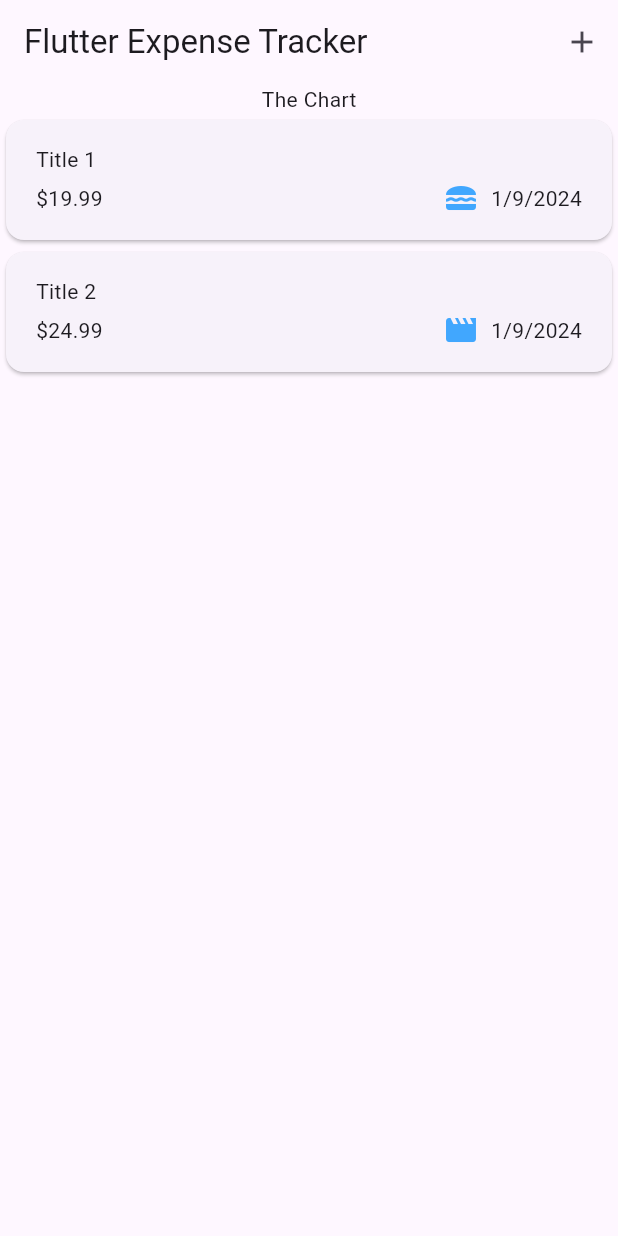
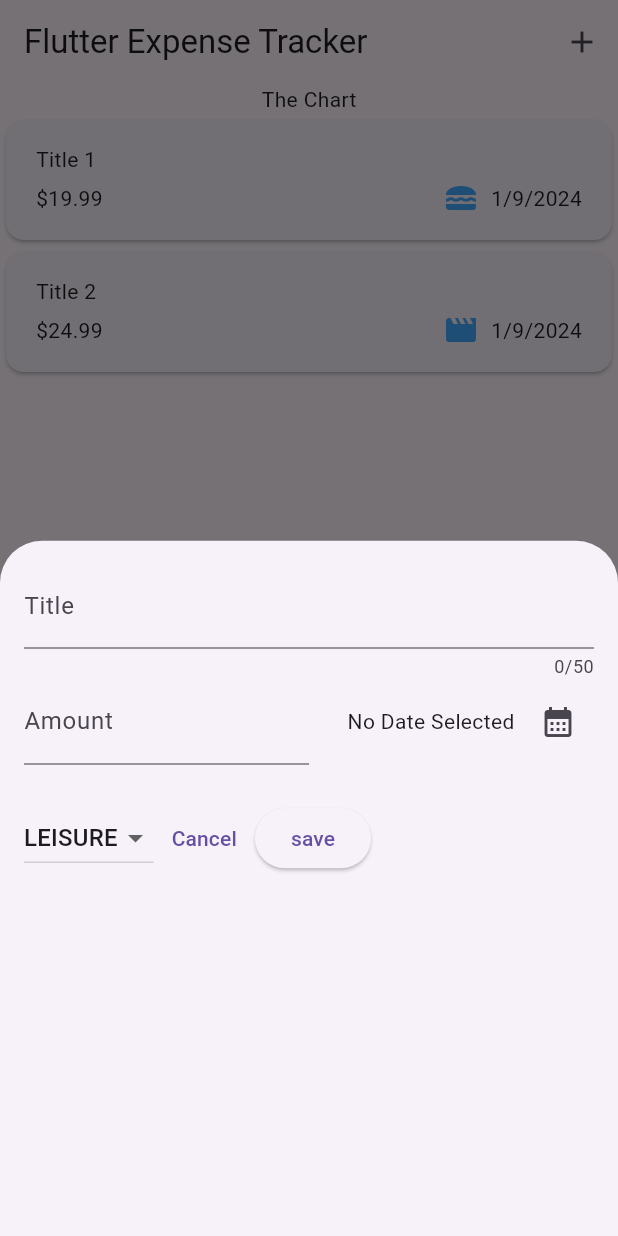
Before and after one commit to moharoon11/flutter_expense_tracker, a Flutter app: the screen it shows after launch, after a tap on the "add" icon, on a phone screen of 412 x 824 dp. Run offline on Flutter 3.47's test engine with Material 3 defaults, Android fonts, the phone set to English and light mode, and no system bars.

Commit message:
creating new expense

```diff
--- a/lib/expenses.dart
+++ b/lib/expenses.dart
@@ -1,10 +1,16 @@
 import 'package:expense_tracker/expense_list.dart';
+import 'package:expense_tracker/new_expense.dart';
 import 'package:flutter/material.dart';
 import 'package:expense_tracker/model/expense.dart';
 
-class Expenses extends StatelessWidget {
-  Expenses({super.key});
+class Expenses extends StatefulWidget {
+  const Expenses({super.key});
 
+  @override
+  State<Expenses> createState() => _ExpensesState();
+}
+
+class _ExpensesState extends State<Expenses> {
   final List<Expense> _registeredExpenses = [
     Expense(
       title: 'Title 1',
@@ -20,6 +26,13 @@ class Expenses extends StatelessWidget {
     )
   ];
 
+  _openAddExpenseOverlay() {
+    showModalBottomSheet(
+      context: context,
+      builder: (ctx) => const NewExpense(),
+    );
+  }
+
   @override
   Widget build(BuildContext context) {
     return Scaffold(
@@ -28,7 +41,7 @@ class Expenses extends StatelessWidget {
         actions: [
           IconButton(
             icon: const Icon(Icons.add),
-            onPressed: () {},
+            onPressed: _openAddExpenseOverlay,
           ),
         ],
       ),
--- /dev/null
+++ b/lib/new_expense.dart
@@ -0,0 +1,136 @@
+import 'package:expense_tracker/model/expense.dart';
+import 'package:flutter/material.dart';
+
+class NewExpense extends StatefulWidget {
+  const NewExpense({super.key});
+
+  @override
+  State<NewExpense> createState() => _NewExpenseState();
+}
+
+class _NewExpenseState extends State<NewExpense> {
+  final titleController = TextEditingController();
+  final amountController = TextEditingController();
+  DateTime? selectedDate;
+  Category selectedCategory = Category.leisure;
+  String titleHintText = '';
+  String amountHintText = '';
+
+  openDatePicker() async {
+    DateTime now = DateTime.now();
+    final firstDate = DateTime(now.year - 1, now.month, now.day);
+    final pickedDate = await showDatePicker(
+      context: context,
+      initialDate: now,
+      firstDate: firstDate,
+      lastDate: now,
+    );
+    setState(() {
+      selectedDate = pickedDate;
+    });
+  }
+
+  saveExpenses() {}
+
+  @override
+  Widget build(BuildContext context) {
+    return Padding(
+      padding: const EdgeInsets.all(16.0),
+      child: Column(
+        children: [
+          TextField(
+            controller: titleController,
+            maxLength: 50,
+            decoration: InputDecoration(
+                label: const Text(
+                  'Title',
+                ),
+                hintText: titleHintText,
+                hintStyle:
+                    const TextStyle(color: Color.fromARGB(226, 243, 45, 31))),
+          ),
+          Row(
+            children: [
+              Expanded(
+                child: TextField(
+                  controller: amountController,
+                  keyboardType: TextInputType.number,
+                  decoration: InputDecoration(
+                      label: const Text(
+                        'Amount',
+                      ),
+                      hintText: amountHintText,
+                      hintStyle: const TextStyle(
+                          color: Color.fromARGB(226, 243, 45, 31)),
+                      prefix: const Text('\$')),
+                ),
+              ),
+              Expanded(
+                child: Row(
+                    mainAxisAlignment: MainAxisAlignment.end,
+                    crossAxisAlignment: CrossAxisAlignment.center,
+                    children: [
+                      Text(
+                        (selectedDate == null)
+                            ? 'No Date Selected'
+                            : formatter.format(selectedDate!),
+                      ),
+                      const SizedBox(
+                        width: 5,
+                      ),
+                      IconButton(
+                        icon: const Icon(Icons.calendar_month),
+                        onPressed: openDatePicker,
+                      ),
+                    ]),
+              )
+            ],
+          ),
+          const SizedBox(
+            height: 25,
+          ),
+          Row(
+            children: [
+              DropdownButton(
+                value: selectedCategory,
+                items: Category.values
+                    .map(
+                      (category) => DropdownMenuItem(
+                        value: category,
+                        child: Text(
+                          category.name.toUpperCase(),
+                        ),
+                      ),
+                    )
+                    .toList(),
+                onChanged: (value) {
+                  if (value == null) {
+                    return;
+                  }
+
+                  setState(() {
+                    selectedCategory = value;
+                  });
+                },
+              ),
+              TextButton(
+                child: const Text(
+                  'Cancel',
+                ),
+                onPressed: () {
+                  Navigator.pop(context);
+                },
+              ),
+              ElevatedButton(
+                child: const Text(
+                  'save',
+                ),
+                onPressed: () {},
+              ),
+            ],
+          )
+        ],
+      ),
+    );
+  }
+}
```
